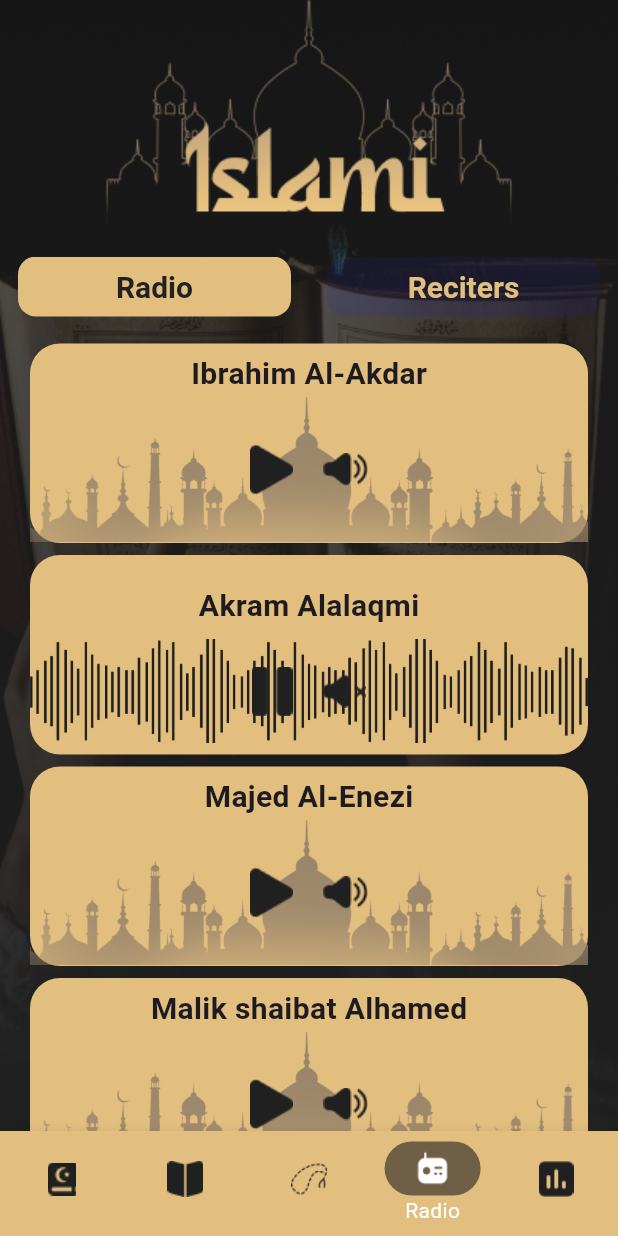
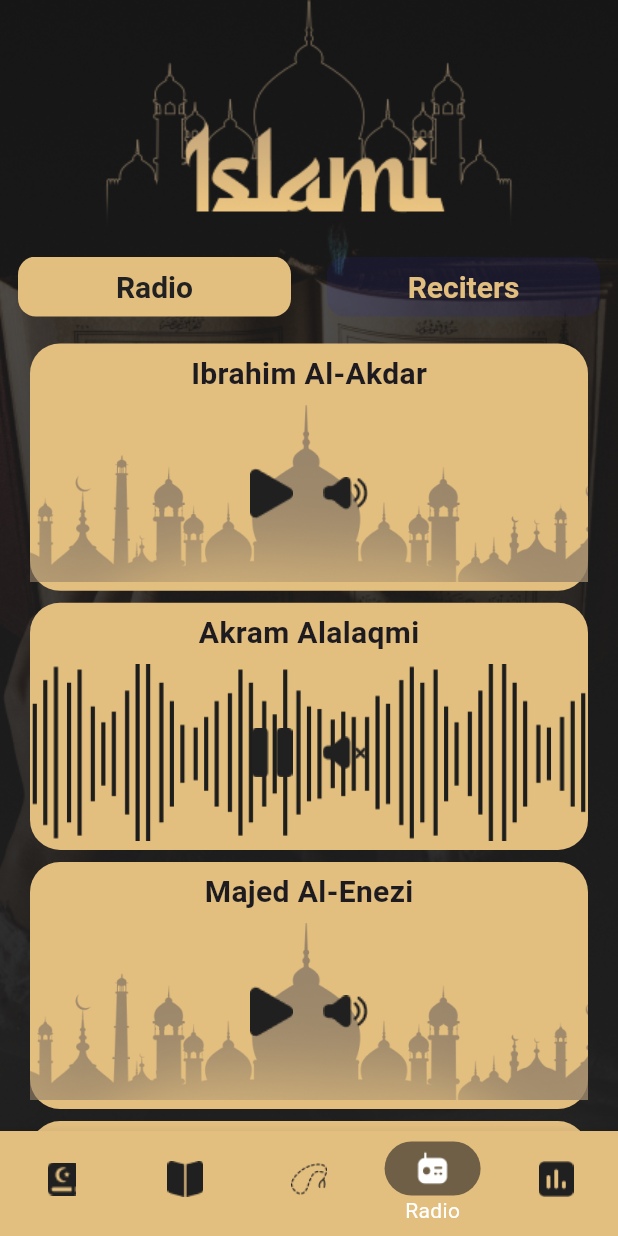
Before and after one commit to rezaqi/islami, a Flutter app: the HomeScreen screen opened by its route, item 4 of the bottom bar chosen, on a phone screen of 412 x 824 dp. Run offline on Flutter 3.47's test engine with Material 3 defaults, Android fonts, the phone set to English and light mode, and no system bars; our stand-ins replace carousel_slider, device_preview, google_fonts, introduction_screen, shared_preferences; accounts and stored records are empty.

Commit message:
editing height , width

```diff
--- a/lib/home/tabs/sebha_tab.dart
+++ b/lib/home/tabs/sebha_tab.dart
@@ -23,11 +23,9 @@ class _SebhaTabState extends State<SebhaTab> {
           setState(() {});
         },
         child: Column(
+          mainAxisAlignment: MainAxisAlignment.spaceAround,
           children: [
-            TextPage(),
-            SizedBox(
-              height: 95,
-            ),
+            const TextPage(),
             CirclePage(
               i: i,
               count: count,
--- a/lib/widget/radio/item.dart
+++ b/lib/widget/radio/item.dart
@@ -15,18 +15,18 @@ class CustomItem extends StatelessWidget {
 
   @override
   Widget build(BuildContext context) {
+    double h = MediaQuery.of(context).size.height;
+
+    // double w = MediaQuery.of(context).size.width;
     return Container(
       margin: const EdgeInsets.symmetric(horizontal: 20),
       decoration: BoxDecoration(
           color: AppColor.secColor, borderRadius: BorderRadius.circular(20)),
-      height: 133,
+      height: h / 5,
       width: double.infinity,
       child: Column(
         mainAxisAlignment: MainAxisAlignment.spaceEvenly,
         children: [
-          SizedBox(
-            height: 5,
-          ),
           Text(title,
               style: TextStyle(
                 fontSize: 20,
@@ -35,7 +35,11 @@ class CustomItem extends StatelessWidget {
           Stack(
             alignment: Alignment.center,
             children: [
-              Image.asset(background),
+              Image.asset(
+                background,
+                fit: BoxFit.cover,
+                height: h / 7,
+              ),
               Row(
                 spacing: 20,
                 mainAxisAlignment: MainAxisAlignment.center,
--- a/pubspec.yaml
+++ b/pubspec.yaml
@@ -40,6 +40,7 @@ dependencies:
   carousel_slider: ^5.0.0
   introduction_screen: ^3.1.14
   google_fonts: ^6.2.1
+  device_preview: ^1.2.0
 
 
 dev_dependencies:
```
Also changed, not shown: lib/home/tabs/ahadeth/ahadeth_tab.dart (+25 -11 lines), lib/main.dart (+11 -1 lines), pubspec.lock.
